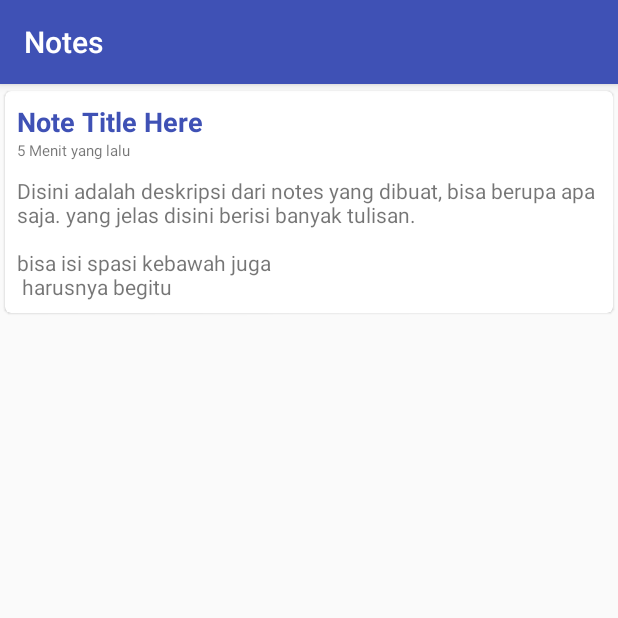
After one commit to dekzitfz/notes-mvp-sample, an Android app: the DetailActivity screen opened directly, with no data from a screen before it, on a phone screen of 412 x 824 dp, the top half of it. The commit adds this screen. Run offline under Robolectric (Android 15) with nearby library versions, the phone set to English and light mode, and no system bars; our stand-ins replace ButterKnife; libraries missing offline, so code that uses them is left out: io.realm.

Commit message:
add detail note view

```diff
--- a/app/src/main/AndroidManifest.xml
+++ b/app/src/main/AndroidManifest.xml
@@ -17,6 +17,7 @@
             </intent-filter>
         </activity>
         <activity android:name=".activity.add.AddActivity"/>
+        <activity android:name=".activity.detail.DetailActivity"/>
     </application>
 
 </manifest>
--- a/app/src/main/java/mvp/it/dekz/notes/activity/add/AddActivity.java
+++ b/app/src/main/java/mvp/it/dekz/notes/activity/add/AddActivity.java
@@ -40,6 +40,12 @@ public class AddActivity extends AppCompatActivity implements AddView {
     }
 
     @Override
+    public void onBackPressed(){
+        onDetachView();
+        AddActivity.this.finish();
+    }
+
+    @Override
     protected void onDestroy(){
         onDetachView();
         super.onDestroy();
--- /dev/null
+++ b/app/src/main/java/mvp/it/dekz/notes/activity/detail/DetailActivity.java
@@ -0,0 +1,64 @@
+package mvp.it.dekz.notes.activity.detail;
+
+import android.os.Bundle;
+import android.support.v7.app.AppCompatActivity;
+import android.widget.TextView;
+
+import butterknife.BindView;
+import butterknife.ButterKnife;
+import mvp.it.dekz.notes.R;
+import mvp.it.dekz.notes.model.Note;
+
+public class DetailActivity extends AppCompatActivity implements DetailView {
+
+    @BindView(R.id.tvDetailNoteDesc)TextView desc;
+    @BindView(R.id.tvDetailNoteTime)TextView time;
+    @BindView(R.id.tvDetailNoteTitle)TextView title;
+
+    DetailPresenter detailPresenter;
+    String id;
+
+    @Override
+    protected void onCreate(Bundle bundle){
+        super.onCreate(bundle);
+        setContentView(R.layout.activity_detail_note);
+        ButterKnife.bind(this);
+
+        detailPresenter = new DetailPresenter();
+
+        onAttachView();
+    }
+
+    @Override
+    public void onBackPressed(){
+        onDetachView();
+        DetailActivity.this.finish();
+    }
+
+    @Override
+    public void onDetailShow(Note note) {
+        title.setText(note.getTitle());
+        desc.setText(note.getNote());
+        time.setText(note.getTime());
+    }
+
+    @Override
+    public void onAttachView() {
+        detailPresenter.onAttach(this);
+    }
+
+    @Override
+    public void onDetachView() {
+        detailPresenter.onDetach();
+    }
+
+    @Override
+    protected void onDestroy(){
+        onDetachView();
+        super.onDestroy();
+    }
+
+    private void getDetail(){
+        id = getIntent().getExtras().getString("id",null);
+    }
+}
--- /dev/null
+++ b/app/src/main/java/mvp/it/dekz/notes/activity/detail/DetailPresenter.java
@@ -0,0 +1,26 @@
+package mvp.it.dekz.notes.activity.detail;
+
+import io.realm.Realm;
+import mvp.it.dekz.notes.base.Presenter;
+import mvp.it.dekz.notes.model.Note;
+
+public class DetailPresenter implements Presenter<DetailView>{
+
+    private DetailView detailView;
+
+    @Override
+    public void onAttach(DetailView View) {
+        detailView = View;
+    }
+
+    @Override
+    public void onDetach() {
+        detailView = null;
+    }
+
+    public void getDetailNote(String id){
+        Realm realm = Realm.getDefaultInstance();
+        Note note = realm.where(Note.class).equalTo("id",id).findFirst();
+        detailView.onDetailShow(note);
+    }
+}
--- /dev/null
+++ b/app/src/main/java/mvp/it/dekz/notes/activity/detail/DetailView.java
@@ -0,0 +1,8 @@
+package mvp.it.dekz.notes.activity.detail;
+
+import mvp.it.dekz.notes.base.View;
+import mvp.it.dekz.notes.model.Note;
+
+public interface DetailView extends View {
+    void onDetailShow(Note note);
+}
--- /dev/null
+++ b/app/src/main/res/layout/activity_detail_note.xml
@@ -0,0 +1,52 @@
+<?xml version="1.0" encoding="utf-8"?>
+<RelativeLayout xmlns:android="http://schemas.android.com/apk/res/android"
+    android:layout_width="match_parent"
+    android:layout_height="match_parent"
+    xmlns:app="http://schemas.android.com/apk/res-auto">
+
+    <android.support.v7.widget.CardView
+        android:layout_gravity="center"
+        android:layout_width="match_parent"
+        android:layout_height="wrap_content"
+        app:cardCornerRadius="4dp"
+        app:cardElevation="1dp"
+        app:contentPadding="2dp"
+        app:cardUseCompatPadding="true"
+        android:layout_alignParentTop="true"
+        android:layout_alignParentStart="true">
+
+        <LinearLayout
+            android:padding="6dp"
+            android:orientation="vertical"
+            android:layout_width="match_parent"
+            android:layout_height="wrap_content">
+
+            <TextView
+                android:id="@+id/tvDetailNoteTitle"
+                android:textSize="18sp"
+                android:textStyle="bold"
+                android:textColor="@color/colorPrimary"
+                android:text="Note Title Here"
+                android:layout_width="wrap_content"
+                android:layout_height="wrap_content" />
+
+            <TextView
+                android:id="@+id/tvDetailNoteTime"
+                android:text="5 Menit yang lalu"
+                android:textSize="10sp"
+                android:layout_width="wrap_content"
+                android:layout_height="wrap_content" />
+
+            <TextView
+                android:id="@+id/tvDetailNoteDesc"
+                android:textSize="14sp"
+                android:layout_marginTop="10dp"
+                android:text="Disini adalah deskripsi dari notes yang dibuat, bisa berupa apa saja. yang jelas disini berisi banyak tulisan.\n\nbisa isi spasi kebawah juga\n harusnya begitu"
+                android:layout_width="match_parent"
+                android:layout_height="wrap_content" />
+
+        </LinearLayout>
+
+    </android.support.v7.widget.CardView>
+
+</RelativeLayout>
```
Also changed, not shown: app/src/main/java/mvp/it/dekz/notes/adapter/VHListNotes.java (+12 -1 lines).
